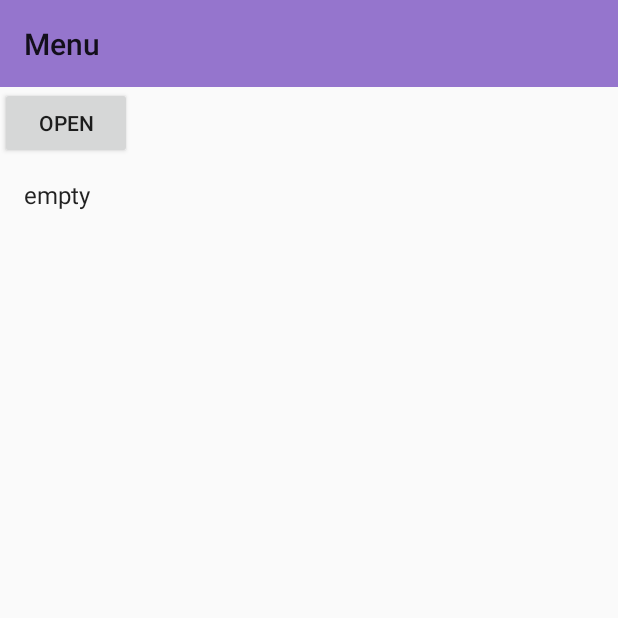
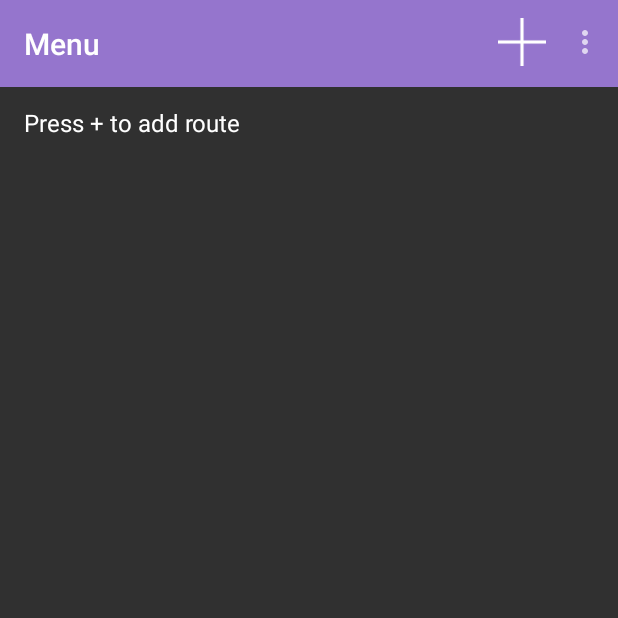
Before and after one commit to VikhVictor/RouteViewer, an Android app: the screen it shows after launch (MenuActivity), on a phone screen of 412 x 824 dp, the top half of it. Run offline under Robolectric (Android 15) with nearby library versions, the phone set to English and light mode, and no system bars.

Commit message:
+progress bar +toolbar add button +some option : type of map, focus on start point +asyncktask -need make light selected file in dialog -fix rotation -need more route info

```diff
--- a/app/src/main/java/com/victor/routeviewer/MenuActivity.java
+++ b/app/src/main/java/com/victor/routeviewer/MenuActivity.java
@@ -12,6 +12,7 @@ import android.preference.PreferenceManager;
 import android.support.v7.app.AppCompatActivity;
 import android.support.v7.widget.Toolbar;
 import android.util.Log;
+import android.view.MenuItem;
 import android.view.View;
 import android.widget.Adapter;
 import android.widget.AdapterView;
@@ -24,13 +25,12 @@ import java.util.Set;
 import java.util.TreeSet;
 
 
-public class MenuActivity extends AppCompatActivity implements View.OnClickListener{
+public class MenuActivity extends AppCompatActivity {
 
 
     private static final String SET_KEY = "routes";
     public static final String INTENT_KEY_PATH = "path";
 
-    Button bOpen;
     Toolbar toolbar;
     ListView list;
     ArrayAdapter<String> adapter;
@@ -42,16 +42,30 @@ public class MenuActivity extends AppCompatActivity implements View.OnClickListe
     protected void onCreate(Bundle savedInstanceState) {
         super.onCreate(savedInstanceState);
         setContentView(R.layout.activity_menu);
-        toolbar = (Toolbar) findViewById(R.id.toolbar);
-        toolbar.setTitle(R.string.title_activity_menu);
-        setSupportActionBar(toolbar);
+        initToolbar();
 
         userRoutes = new ArrayList<String>();
         list = (ListView) findViewById(R.id.listView);
         loadUserRoutes();
 
-        bOpen = (Button) findViewById(R.id.b_open);
-        bOpen.setOnClickListener(this);
+    }
+
+    private void initToolbar() {
+        toolbar = (Toolbar) findViewById(R.id.toolbar);
+        toolbar.setTitle(R.string.title_activity_menu);
+        toolbar.inflateMenu(R.menu.toolbar_tools);
+        toolbar.setOnMenuItemClickListener(new Toolbar.OnMenuItemClickListener() {
+            @Override
+            public boolean onMenuItemClick(MenuItem item) {
+                switch (item.getItemId()) {
+                    case R.id.action_add :
+                        openFileDialog();
+                        return true;
+                    default:
+                        return false;
+                }
+            }
+        });
     }
 
     private void loadUserRoutes() {
@@ -59,7 +73,7 @@ public class MenuActivity extends AppCompatActivity implements View.OnClickListe
         Set<String> set = preferences.getStringSet(SET_KEY, null);
         if (set == null) {
             userRoutes.clear();
-            userRoutes.add("empty");
+            userRoutes.add(getResources().getString(R.string.empty_user_routes));
             adapter = new ArrayAdapter<String>(this, android.R.layout.simple_list_item_1, userRoutes);
             list.setAdapter(adapter);
         } else {
@@ -80,8 +94,7 @@ public class MenuActivity extends AppCompatActivity implements View.OnClickListe
         }
     }
 
-    @Override
-    public void onClick(View v) {
+    public void openFileDialog() {
         FileDialog dialogBuilder = new FileDialog(this);
         dialogBuilder.setListener(new DialogListener() {
             @Override
--- a/app/src/main/res/layout/activity_menu.xml
+++ b/app/src/main/res/layout/activity_menu.xml
@@ -8,17 +8,10 @@
         android:layout_width="match_parent"
         android:layout_height="58dp"
         android:background="#9575CD"
+        android:subtitleTextColor="#FFFFFF"
         android:titleTextColor="#FFFFFF">
 
-
-
     </android.support.v7.widget.Toolbar>
-
-    <Button
-        android:layout_width="wrap_content"
-        android:layout_height="wrap_content"
-        android:text="@string/add_button"
-        android:id="@+id/b_open" />
 
     <ListView
         android:layout_width="match_parent"
--- /dev/null
+++ b/app/src/main/res/menu/toolbar_tools.xml
@@ -0,0 +1,27 @@
+<?xml version="1.0" encoding="utf-8"?>
+<menu xmlns:android="http://schemas.android.com/apk/res/android"
+    xmlns:app="http://schemas.android.com/apk/res-auto">
+    <!--<item
+        android:id="@+id/action_search"
+        android:title="Set"
+        app:showAsAction="always" />-->
+    <item
+        android:id="@+id/action_add"
+        android:title="+"
+        android:icon="@drawable/add"
+        app:showAsAction="always"
+        />
+    <item
+        android:id="@+id/action_opt1"
+        android:title="Option 1"
+        android:icon="@drawable/add"
+        app:showAsAction="never"
+        />
+    <item
+        android:id="@+id/action_opt2"
+        android:title="Option 2"
+        android:icon="@drawable/add"
+        app:showAsAction="never"
+        />
+
+</menu>
--- a/app/src/main/res/values-v21/styles.xml
+++ b/app/src/main/res/values-v21/styles.xml
@@ -1,6 +1,6 @@
 
 <resources>
-    <style name="AppTheme" parent="Theme.AppCompat.Light.NoActionBar">
+    <style name="AppTheme" parent="Theme.AppCompat.NoActionBar">
         <item name="android:windowNoTitle">true</item>
         <item name="android:colorPrimary">#22FF00</item>
     </style>
--- a/app/src/main/res/values/strings.xml
+++ b/app/src/main/res/values/strings.xml
@@ -8,5 +8,7 @@
     <string name="add_button">Open</string>
 
     <string name="dialog_hint">Open .gpx file</string>
+    <string name="empty_user_routes">Press + to add route</string>
+    <string name="progress_message">Loading route</string>
 
 </resources>
--- a/app/src/main/res/values/styles.xml
+++ b/app/src/main/res/values/styles.xml
@@ -1,7 +1,7 @@
 <resources>
 
     <!-- Base application theme. -->
-    <style name="AppTheme" parent="Theme.AppCompat.Light.NoActionBar">
+    <style name="AppTheme" parent="Theme.AppCompat.NoActionBar">
         <item name="android:color">#3F2FF1</item>
         <!-- Customize your theme here. -->
     </style>
```
Also changed, not shown: app/src/main/java/com/victor/routeviewer/MapsActivity.java (+103 -6 lines), app/src/main/java/com/victor/routeviewer/Route.java (+1 -7 lines), app/src/main/res/menu/map_tools.xml (added, +38 -0 lines), app/src/main/res/drawable/add.png (added), app/src/main/res/drawable/dots.png (added), app/src/main/res/drawable/focus.png (added), app/src/main/res/drawable/route.png (added), 1 other file.
